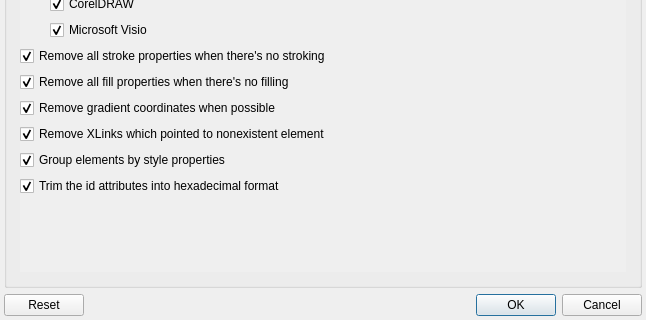
Before: the Qt Designer form src/gui/wizarddialog.ui in RazrFalcon/svgcleaner, drawn with Qt 5; both pictures show x 0 to 646 and y 327 to 647 of the 646 by 647 pixel window.
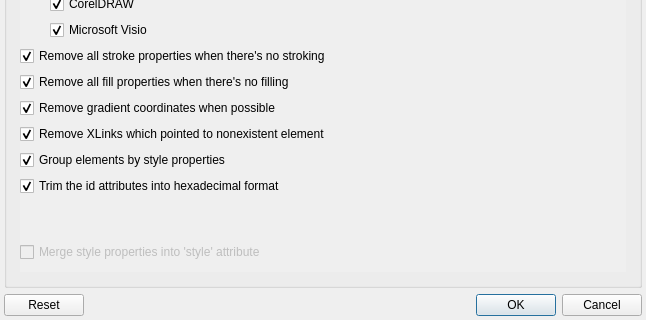
After: the same form once the commit is applied. The open tabs and pages were chosen to show the change. Custom widgets are drawn as their Qt base class.

Commit message: Rounding of coordinates decreased from 4 to 3 numbers after the decimal point. Added removing of tiny segments. Added removing 'z' segment, when it's don't needed. Added removing unneeded, non-style attributes from circle and ellipse. Removed converting of rounded rect into path , because path always bigger. Added joining of style properties into 'style' attribute as tool. 3.5% better cleaning

```diff
--- a/src/gui/wizarddialog.ui
+++ b/src/gui/wizarddialog.ui
@@ -1333,6 +1333,32 @@
                 </property>
                </widget>
               </item>
+              <item>
+               <spacer name="verticalSpacer_8">
+                <property name="orientation">
+                 <enum>Qt::Vertical</enum>
+                </property>
+                <property name="sizeType">
+                 <enum>QSizePolicy::Fixed</enum>
+                </property>
+                <property name="sizeHint" stdset="0">
+                 <size>
+                  <width>1</width>
+                  <height>40</height>
+                 </size>
+                </property>
+               </spacer>
+              </item>
+              <item>
+               <widget class="QCheckBox" name="checkBox_31">
+                <property name="enabled">
+                 <bool>false</bool>
+                </property>
+                <property name="text">
+                 <string>Merge style properties into 'style' attribute</string>
+                </property>
+               </widget>
+              </item>
               <item>
                <spacer name="verticalSpacer_3">
                 <property name="accessibleName">
@@ -1580,19 +1606,6 @@
                 </property>
                </widget>
               </item>
-              <item>
-               <widget class="QCheckBox" name="checkBox_31">
-                <property name="accessibleName">
-                 <string notr="true">join-style-atts</string>
-                </property>
-                <property name="text">
-                 <string>Convert style properties into SVG attributes</string>
-                </property>
-                <property name="checked">
-                 <bool>true</bool>
-                </property>
-               </widget>
-              </item>
               <item>
                <widget class="QCheckBox" name="chBoxColorRRGGBB">
                 <property name="accessibleName">
```
Left out of the diff: 21 changed lines with no effect on the pictures. The commit also changes 13 other files.
